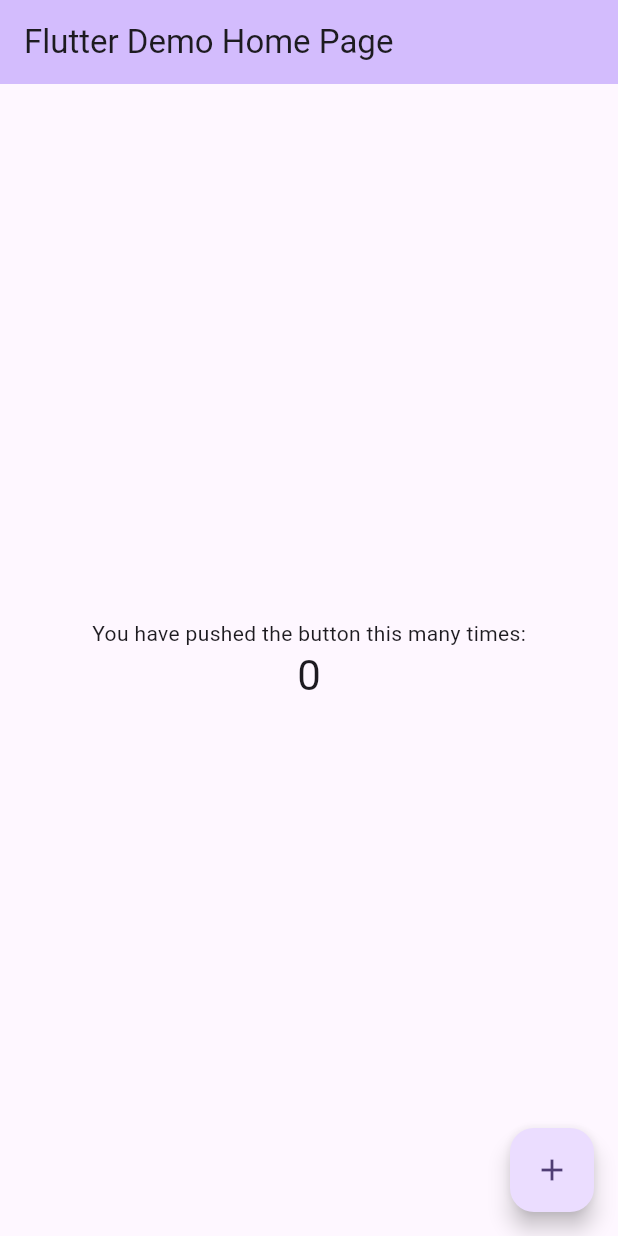
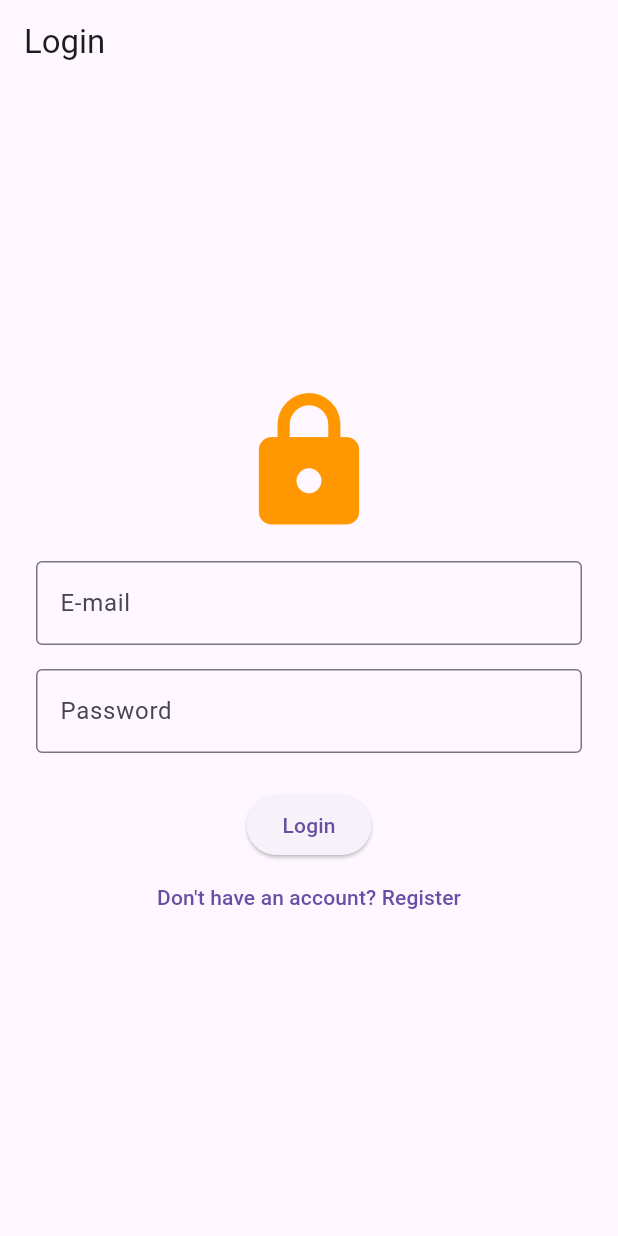
Before and after one commit to LucasSYamashita/AbastecimentoFlutter, a Flutter app: the screen it shows after launch, on a phone screen of 412 x 824 dp. Run offline on Flutter 3.47's test engine with Material 3 defaults, Android fonts, the phone set to English and light mode, and no system bars; our stand-ins replace firebase_auth, firebase_core; accounts and stored records are empty.

Commit message:
Telas_login_registro

```diff
--- /dev/null
+++ b/lib/controllers/auth_controller.dart
@@ -0,0 +1,29 @@
+import 'package:firebase_auth/firebase_auth.dart';
+
+class AuthController {
+  final FirebaseAuth _auth = FirebaseAuth.instance;
+
+  // Registro de usuário
+  Future<void> registerUser(String email, String password) async {
+    await _auth.createUserWithEmailAndPassword(
+        email: email, password: password);
+  }
+
+  // Login do usuário
+  Future<void> loginUser(String email, String password) async {
+    await _auth.signInWithEmailAndPassword(email: email, password: password);
+  }
+
+  // Logout
+  Future<void> logout() async {
+    await _auth.signOut();
+  }
+
+  // Recuperação de senha
+  Future<void> resetPassword(String email) async {
+    await _auth.sendPasswordResetEmail(email: email);
+  }
+
+  // Estado do usuário autenticado
+  Stream<User?> get userChanges => _auth.authStateChanges();
+}
--- a/lib/main.dart
+++ b/lib/main.dart
@@ -1,125 +1,42 @@
+import 'package:abastecimentoflutter/firebase_options.dart';
+import 'package:firebase_auth/firebase_auth.dart';
 import 'package:flutter/material.dart';
+import 'package:firebase_core/firebase_core.dart';
+import 'package:abastecimentoflutter/views/login.dart'; // Importando Login
+import 'package:abastecimentoflutter/views/main_app.dart'; // Importando MainApp
 
-void main() {
+void main() async {
+  await Firebase.initializeApp(
+    options: DefaultFirebaseOptions.currentPlatform,
+  );
   runApp(const MyApp());
 }
 
 class MyApp extends StatelessWidget {
   const MyApp({super.key});
 
-  // This widget is the root of your application.
   @override
   Widget build(BuildContext context) {
     return MaterialApp(
-      title: 'Flutter Demo',
-      theme: ThemeData(
-        // This is the theme of your application.
-        //
-        // TRY THIS: Try running your application with "flutter run". You'll see
-        // the application has a purple toolbar. Then, without quitting the app,
-        // try changing the seedColor in the colorScheme below to Colors.green
-        // and then invoke "hot reload" (save your changes or press the "hot
-        // reload" button in a Flutter-supported IDE, or press "r" if you used
-        // the command line to start the app).
-        //
-        // Notice that the counter didn't reset back to zero; the application
-        // state is not lost during the reload. To reset the state, use hot
-        // restart instead.
-        //
-        // This works for code too, not just values: Most code changes can be
-        // tested with just a hot reload.
-        colorScheme: ColorScheme.fromSeed(seedColor: Colors.deepPurple),
-        useMaterial3: true,
+      debugShowCheckedModeBanner: false,
+      title: 'Controle de Abastecimento',
+      theme: ThemeData(primarySwatch: Colors.orange),
+      home: StreamBuilder<User?>(
+        stream: FirebaseAuth.instance
+            .authStateChanges(), // Verifica se o usuário está logado
+        builder: (context, snapshot) {
+          if (snapshot.connectionState == ConnectionState.active) {
+            if (snapshot.hasData) {
+              return const MainApp(); // Se estiver logado, vai para o MainApp
+            } else {
+              return LoginView(); // Remover o 'const' aqui
+            }
+          } else {
+            return const Center(
+                child: CircularProgressIndicator()); // Exibe um carregamento
+          }
+        },
       ),
-      home: const MyHomePage(title: 'Flutter Demo Home Page'),
     );
   }
 }
-
-class MyHomePage extends StatefulWidget {
-  const MyHomePage({super.key, required this.title});
-
-  // This widget is the home page of your application. It is stateful, meaning
-  // that it has a State object (defined below) that contains fields that affect
-  // how it looks.
-
-  // This class is the configuration for the state. It holds the values (in this
-  // case the title) provided by the parent (in this case the App widget) and
-  // used by the build method of the State. Fields in a Widget subclass are
-  // always marked "final".
-
-  final String title;
-
-  @override
-  State<MyHomePage> createState() => _MyHomePageState();
-}
-
-class _MyHomePageState extends State<MyHomePage> {
-  int _counter = 0;
-
-  void _incrementCounter() {
-    setState(() {
-      // This call to setState tells the Flutter framework that something has
-      // changed in this State, which causes it to rerun the build method below
-      // so that the display can reflect the updated values. If we changed
-      // _counter without calling setState(), then the build method would not be
-      // called again, and so nothing would appear to happen.
-      _counter++;
-    });
-  }
-
-  @override
-  Widget build(BuildContext context) {
-    // This method is rerun every time setState is called, for instance as done
-    // by the _incrementCounter method above.
-    //
-    // The Flutter framework has been optimized to make rerunning build methods
-    // fast, so that you can just rebuild anything that needs updating rather
-    // than having to individually change instances of widgets.
-    return Scaffold(
-      appBar: AppBar(
-        // TRY THIS: Try changing the color here to a specific color (to
-        // Colors.amber, perhaps?) and trigger a hot reload to see the AppBar
-        // change color while the other colors stay the same.
-        backgroundColor: Theme.of(context).colorScheme.inversePrimary,
-        // Here we take the value from the MyHomePage object that was created by
-        // the App.build method, and use it to set our appbar title.
-        title: Text(widget.title),
-      ),
-      body: Center(
-        // Center is a layout widget. It takes a single child and positions it
-        // in the middle of the parent.
-        child: Column(
-          // Column is also a layout widget. It takes a list of children and
-          // arranges them vertically. By default, it sizes itself to fit its
-          // children horizontally, and tries to be as tall as its parent.
-          //
-          // Column has various properties to control how it sizes itself and
-          // how it positions its children. Here we use mainAxisAlignment to
-          // center the children vertically; the main axis here is the vertical
-          // axis because Columns are vertical (the cross axis would be
-          // horizontal).
-          //
-          // TRY THIS: Invoke "debug painting" (choose the "Toggle Debug Paint"
-          // action in the IDE, or press "p" in the console), to see the
-          // wireframe for each widget.
-          mainAxisAlignment: MainAxisAlignment.center,
-          children: <Widget>[
-            const Text(
-              'You have pushed the button this many times:',
-            ),
-            Text(
-              '$_counter',
-              style: Theme.of(context).textTheme.headlineMedium,
-            ),
-          ],
-        ),
-      ),
-      floatingActionButton: FloatingActionButton(
-        onPressed: _incrementCounter,
-        tooltip: 'Increment',
-        child: const Icon(Icons.add),
-      ), // This trailing comma makes auto-formatting nicer for build methods.
-    );
-  }
-}
--- /dev/null
+++ b/lib/views/home.dart
@@ -0,0 +1 @@
+// TODO Implement this library.
--- /dev/null
+++ b/lib/views/login.dart
@@ -0,0 +1,108 @@
+import 'package:abastecimentoflutter/views/registro.dart';
+import 'package:firebase_auth/firebase_auth.dart';
+import 'package:flutter/material.dart';
+import 'package:abastecimentoflutter/views/main_app.dart';
+
+class LoginView extends StatelessWidget {
+  final emailController = TextEditingController();
+  final passwordController = TextEditingController();
+  final _formKey = GlobalKey<FormState>();
+
+  @override
+  Widget build(BuildContext context) {
+    return Scaffold(
+      appBar: AppBar(title: Text('Login')),
+      body: Center(
+        child: Padding(
+          padding: const EdgeInsets.all(24.0),
+          child: Form(
+            key: _formKey,
+            child: Column(
+              mainAxisAlignment: MainAxisAlignment.center,
+              children: [
+                Icon(Icons.lock, size: 100, color: Colors.orange),
+                SizedBox(height: 16),
+                _buildTextField(
+                  controller: emailController,
+                  hintText: 'E-mail',
+                  validator: (value) {
+                    if (!RegExp(r"^[\w-\.]+@([\w-]+\.)+[\w-]{2,4}$")
+                        .hasMatch(value!)) {
+                      return 'Enter a valid email';
+                    }
+                    return null;
+                  },
+                ),
+                SizedBox(height: 16),
+                _buildTextField(
+                  controller: passwordController,
+                  hintText: 'Password',
+                  obscureText: true,
+                  validator: (value) {
+                    if (value!.length < 6) {
+                      return 'Password must be at least 6 characters';
+                    }
+                    return null;
+                  },
+                ),
+                SizedBox(height: 24),
+                ElevatedButton(
+                  onPressed: () async {
+                    if (_formKey.currentState!.validate()) {
+                      try {
+                        await FirebaseAuth.instance.signInWithEmailAndPassword(
+                          email: emailController.text.trim(),
+                          password: passwordController.text.trim(),
+                        );
+                        ScaffoldMessenger.of(context).showSnackBar(
+                          SnackBar(content: Text('Login successful!')),
+                        );
+                        // Redirecionando para o MainApp após o login bem-sucedido
+                        Navigator.pushReplacement(
+                          context,
+                          MaterialPageRoute(builder: (context) => MainApp()),
+                        );
+                      } on FirebaseAuthException catch (e) {
+                        ScaffoldMessenger.of(context).showSnackBar(
+                          SnackBar(content: Text(e.message ?? 'Error')),
+                        );
+                      }
+                    }
+                  },
+                  child: Text('Login'),
+                ),
+                TextButton(
+                  onPressed: () {
+                    // Redireciona para a tela de registro
+                    Navigator.push(
+                      context,
+                      MaterialPageRoute(builder: (context) => RegisterView()),
+                    );
+                  },
+                  child: Text("Don't have an account? Register"),
+                ),
+              ],
+            ),
+          ),
+        ),
+      ),
+    );
+  }
+
+  Widget _buildTextField({
+    required TextEditingController controller,
+    required String hintText,
+    bool obscureText = false,
+    String? Function(String?)? validator,
+  }) {
+    return TextFormField(
+      controller: controller,
+      decoration: InputDecoration(
+        hintText: hintText,
+        border: OutlineInputBorder(),
+      ),
+      obscureText: obscureText,
+      validator: validator,
+    );
+  }
+}
--- a/pubspec.yaml
+++ b/pubspec.yaml
@@ -30,4 +30,4 @@ dev_dependencies:
 flutter:
   uses-material-design: true
 
-  # Ativando o uso de recursos estáticos (imagens, ícones, etc.)
+  # Ativando o uso de recursos estáticos (imagens, ícones, etc.)s
```
Also changed, not shown: lib/views/main_app.dart (added, +20 -0 lines), lib/views/registro.dart (added, +106 -0 lines), 1 other file.
